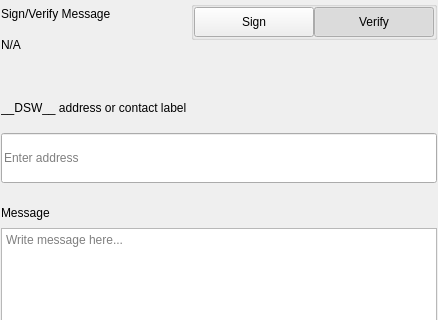
Above: src/qt/pivx/settings/forms/settingssignmessagewidgets.ui from decenomy/DSW before the change; both pictures show x 0 to 438 and y 0 to 320 of the 438 by 579 pixel window. Below: the same form after it.
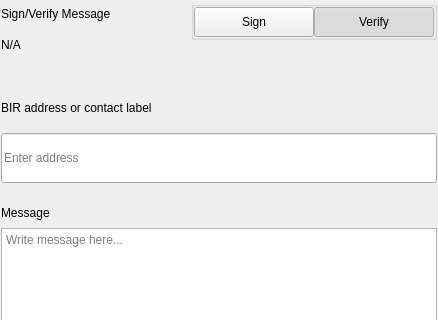
That is the form after the change.

```diff
--- a/src/qt/pivx/settings/forms/settingssignmessagewidgets.ui
+++ b/src/qt/pivx/settings/forms/settingssignmessagewidgets.ui
@@ -276,7 +276,7 @@
                </size>
               </property>
               <property name="text">
-               <string>__DSW__ address or contact label</string>
+               <string>BIR address or contact label</string>
               </property>
              </widget>
             </item>
```
